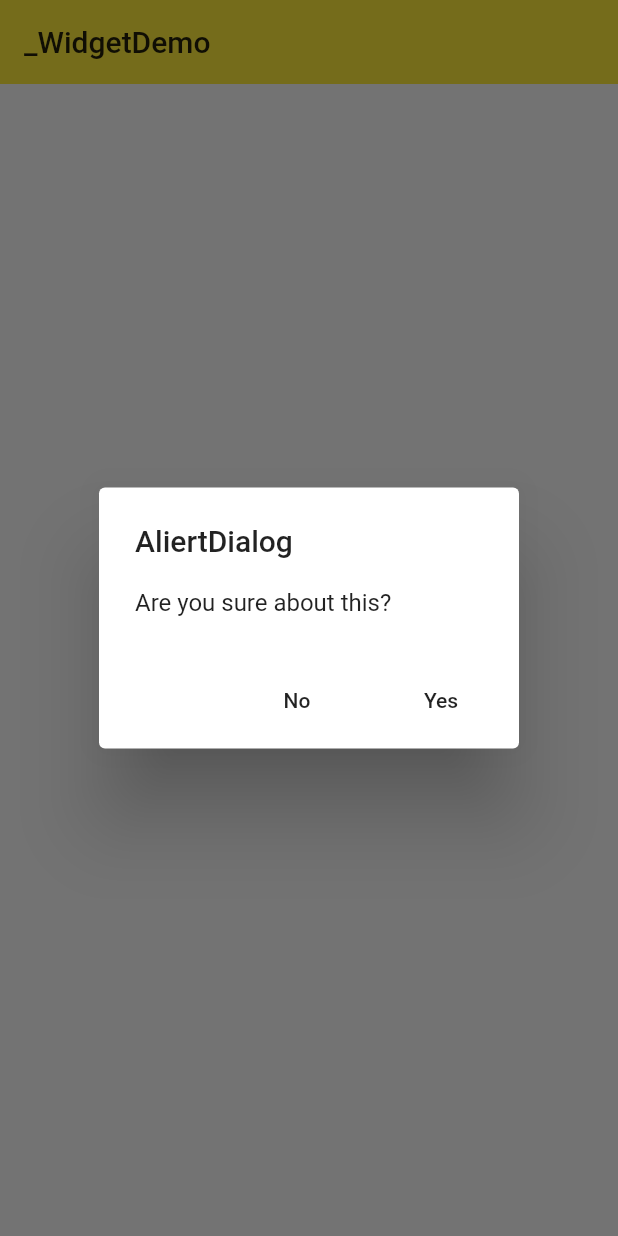
After one commit to lv823063712/flutter_apps, a Flutter app: the AlertDialogDemo screen opened directly, after a tap on "Open AlertDiaolog", on a phone screen of 412 x 824 dp. The commit adds this screen. Run offline on Flutter 3.47's test engine with Material 2 defaults, Android fonts, the phone set to English and light mode, and no system bars.

Commit message:
AlertDialog获取选项值之类的进行使用

```diff
--- /dev/null
+++ b/lib/demo/AlertDialogDemo.dart
@@ -0,0 +1,89 @@
+//文件名: AliterDialogDemo
+//创建者:Lv Fei
+//创建日期:2020/8/20 13:46
+//描述:AlertDiaolog组件
+
+import 'package:flutter/material.dart';
+import 'dart:async';
+
+class AlertDialogDemo extends StatefulWidget {
+  @override
+  _AlertDialogDemoState createState() => _AlertDialogDemoState();
+}
+
+//定义枚举类
+enum Action{No,Yes}
+
+class _AlertDialogDemoState extends State<AlertDialogDemo> {
+  String _choice = 'Nothing';
+  @override
+  Widget build(BuildContext context) {
+    return Scaffold(
+      appBar: AppBar(
+        title: Text('_WidgetDemo'),
+        elevation: 0.0,
+      ),
+      body: Container(
+        padding: EdgeInsets.all(8.0), //设定一个全局填充
+        child: Column(
+          //设定一个线性布局
+          mainAxisAlignment: MainAxisAlignment.center, //让部件垂直居中
+          children: <Widget>[
+            Text('You choice is: $_choice'),
+            SizedBox(height: 16.0,),
+            Row(
+              mainAxisAlignment: MainAxisAlignment.center, //设定部件水平居中
+              children: <Widget>[
+                RaisedButton(
+                  child: Text('Open AlertDiaolog'),
+                  onPressed: _openAlertDialog,
+                ),
+              ],
+            ),
+          ],
+        ),
+      ),
+    );
+  }
+
+  Future _openAlertDialog() async {
+    final action = await showDialog(
+        context: context,
+        barrierDismissible: false,//这个属性用来控制对话框点按外部是否消失默认为 True 消失
+        builder: (BuildContext context) {
+          return AlertDialog(
+            title: Text('AliertDialog'),
+            content: Text('Are you sure about this?'),
+            actions: <Widget>[
+              FlatButton(
+                child: Text('No'),
+                onPressed: () {
+                  Navigator.pop(context,Action.No);
+                },
+              ),
+              FlatButton(
+                child: Text('Yes'),
+                onPressed: () {
+                  Navigator.pop(context,Action.Yes);
+                },
+              ),
+            ],
+          );
+        });
+    switch(action){
+      case Action.Yes:{
+        setState(() {
+          _choice = 'Yes';
+        });
+        break;
+      }
+      case Action.No:{
+        setState(() {
+          _choice = 'No';
+        });
+        break;
+      }
+
+    }
+  }
+}
--- a/lib/demo/MaterialComponents.dart
+++ b/lib/demo/MaterialComponents.dart
@@ -1,4 +1,5 @@
 import 'package:flutter/material.dart';
+import 'package:flutter_apps/demo/AlertDialogDemo.dart';
 import 'package:flutter_apps/demo/FormDemo.dart';
 import 'package:flutter_apps/demo/PopupMenuButtonDemo.dart';
 import 'package:flutter_apps/demo/RadioDemo.dart';
@@ -21,6 +22,7 @@ class MaterialComponents extends StatelessWidget {
       ),
       body: ListView(
         children: <Widget>[
+          ListItem(title: 'AlertDialog', page: AlertDialogDemo()),
           ListItem(title: 'SimpleDialog', page: SimpleDialogDemo()),
           ListItem(title: 'DataTime', page: DataTimeDemo()),
           ListItem(title: 'SliderValue', page: SliderDemo()),
```
